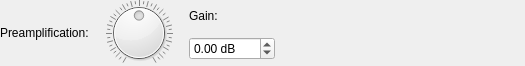
Qt form Editor/guis/PreampFilterGUI.ui (xup61069/EqAPO64_with_VST3_support) before a commit.
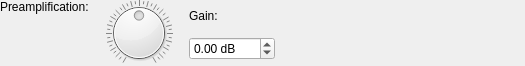
The same form after that commit. Custom widgets are drawn as their Qt base class.

Patch:
```diff
--- a/Editor/guis/PreampFilterGUI.ui
+++ b/Editor/guis/PreampFilterGUI.ui
@@ -13,7 +13,7 @@
   <property name="windowTitle">
    <string notr="true"/>
   </property>
-  <layout class="QGridLayout" name="gridLayout">
+  <layout class="QGridLayout" name="gridLayout" columnstretch="0,0,0,0,0,1,0">
    <property name="leftMargin">
     <number>0</number>
    </property>
@@ -125,6 +125,9 @@
      <property name="text">
       <string>Preamplification:</string>
      </property>
+     <property name="alignment">
+      <set>Qt::AlignLeading|Qt::AlignLeft|Qt::AlignTop</set>
+     </property>
     </widget>
    </item>
   </layout>
```
Left out of the diff: 2 changed lines with no effect on the pictures.
